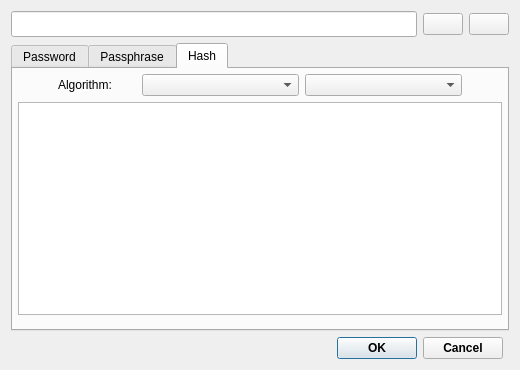
Before: the Qt Designer form Forms/PasswordGenerator.ui in AdrianoGoede/PassForge, drawn with Qt 5.
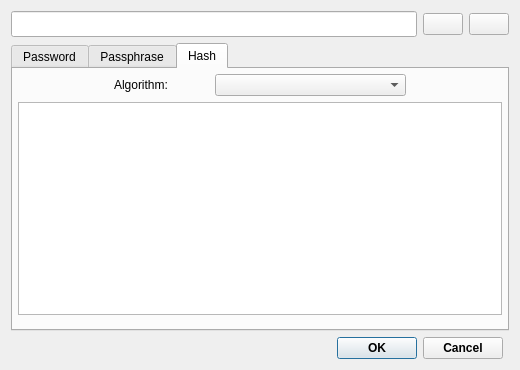
After: the same form once the commit is applied. The open tabs and pages were chosen to show the change. Icons and pictures are not drawn.

```diff
--- a/Forms/PasswordGenerator.ui
+++ b/Forms/PasswordGenerator.ui
@@ -479,7 +479,7 @@
       <attribute name="title">
        <string>Hash</string>
       </attribute>
-      <widget class="QWidget" name="">
+      <widget class="QWidget" name="layoutWidget">
        <property name="geometry">
         <rect>
          <x>0</x>
@@ -502,7 +502,7 @@
          <number>15</number>
         </property>
         <item>
-         <layout class="QHBoxLayout" name="HashAlgorithmLayout" stretch="0,1,2,2,0">
+         <layout class="QHBoxLayout" name="HashAlgorithmLayout" stretch="1,1,2,1">
           <item>
            <spacer name="horizontalSpacer_4">
             <property name="orientation">
@@ -527,10 +527,7 @@
            <widget class="QComboBox" name="HashAlgorithmComboBox"/>
           </item>
           <item>
-           <widget class="QComboBox" name="HashSettingComboBox"/>
-          </item>
-          <item>
-           <spacer name="horizontalSpacer_3">
+           <spacer name="HashAlgorithmHorizontalSpacer1">
             <property name="orientation">
              <enum>Qt::Orientation::Horizontal</enum>
             </property>
```
Left out of the diff: 4 changed lines with no effect on the pictures.
